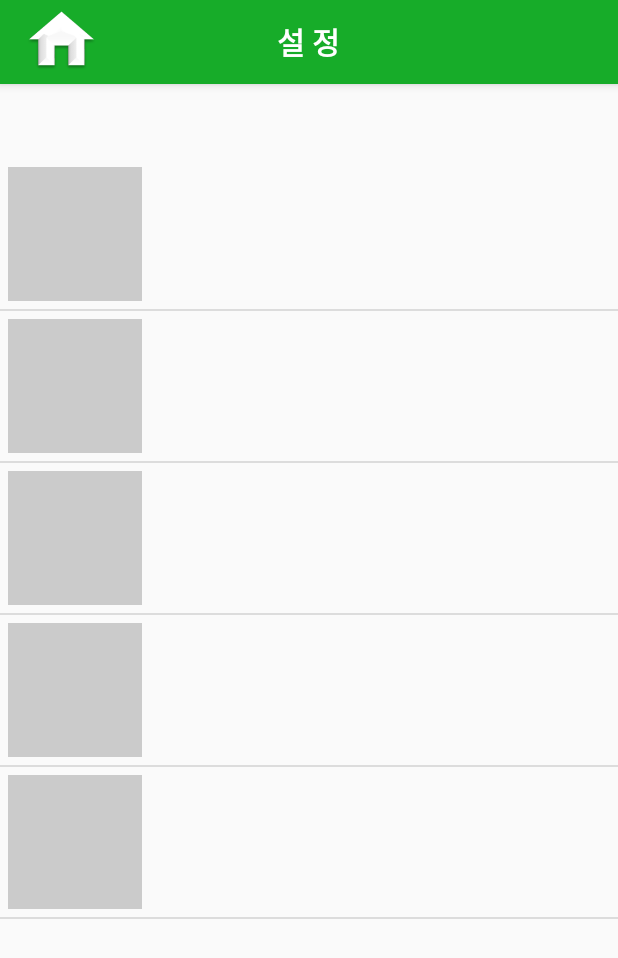
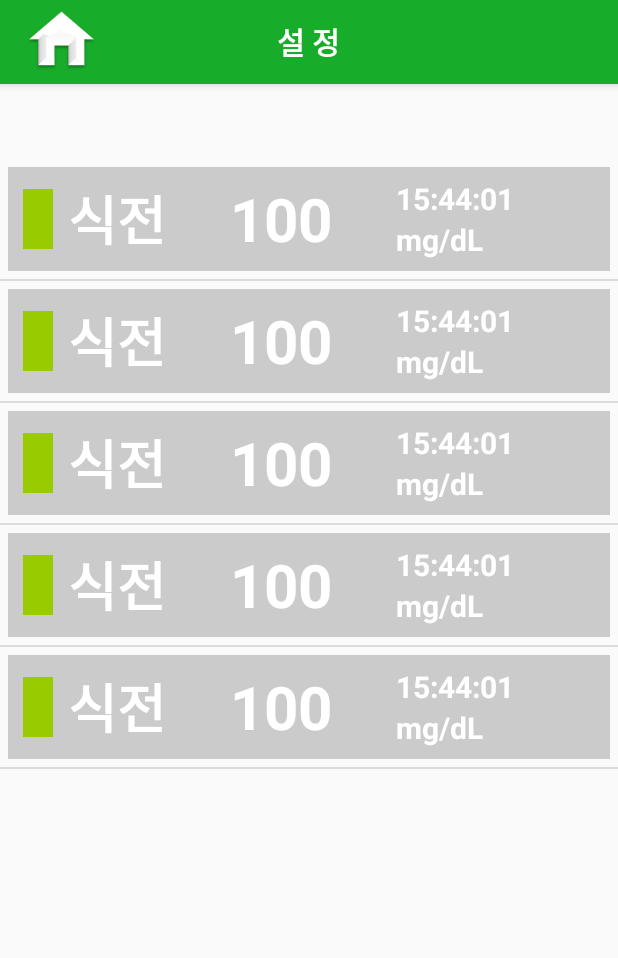
Before and after one commit to wlslrbsl/SugarNote, an Android app: the SettingActivity screen opened directly, with no data from a screen before it, on a phone screen of 412 x 824 dp. Shown: the top 958 px of the screen. Run offline under Robolectric (Android 15) with nearby library versions, the phone set to English and light mode, and no system bars; libraries missing offline, so code that uses them is left out: com.isens.module; 5 statements that could not run were skipped.

Commit message:
default recyclerview implement

```diff
--- a/app/src/main/java/com/isens/sugarnote/MainActivity.java
+++ b/app/src/main/java/com/isens/sugarnote/MainActivity.java
@@ -6,6 +6,7 @@ import android.content.SharedPreferences;
 import android.os.Bundle;
 import android.support.v7.app.AppCompatActivity;
 import android.view.WindowManager;
+import android.widget.Button;
 
 import com.isens.module.bloodglucosemonitor.BgmBootLoader;
 import com.isens.module.bloodglucosemonitor.BloodGlucoseMonitor;
@@ -61,6 +62,9 @@ public class MainActivity extends AppCompatActivity implements FragmentInterActi
         reportGraphFragment = new ReportGraphFragment();
         calendarFragment = new CalendarFragment();
 
+        Button btn = (Button) findViewById(R.id.btn_navi_right);
+
+
         setFrag("HOME");
 
     }
--- a/app/src/main/java/com/isens/sugarnote/ReportChartFragment.java
+++ b/app/src/main/java/com/isens/sugarnote/ReportChartFragment.java
@@ -101,6 +101,8 @@ public class ReportChartFragment extends Fragment implements View.OnClickListene
 
         if (size == 0)
             Toast.makeText(ac, "No Data", Toast.LENGTH_SHORT).show();
+
+        //cursor.moveToFirst();
 
         while (cursor.moveToNext()) {
             read_glucosedb(cursor);
--- a/app/src/main/res/layout/recyclerview_custom.xml
+++ b/app/src/main/res/layout/recyclerview_custom.xml
@@ -1,23 +1,78 @@
 <?xml version="1.0" encoding="utf-8"?>
 <LinearLayout xmlns:android="http://schemas.android.com/apk/res/android"
-    android:layout_width="100dp"
-    android:layout_height="100dp">
+    android:layout_width="match_parent"
+    android:layout_height="80dp">
 
     <LinearLayout
-        android:layout_margin="5dp"
         android:layout_width="match_parent"
         android:layout_height="match_parent"
-        android:gravity="center"
-        android:background="@drawable/state_btn_gray_square">
+        android:layout_margin="5dp"
+        android:background="@drawable/state_btn_gray_square"
+        android:gravity="center_vertical">
+
+        <LinearLayout
+            android:id="@+id/recycler_tag"
+            android:layout_width="20dp"
+            android:layout_height="40dp"
+            android:layout_marginLeft="10dp"
+            android:layout_marginRight="10dp"
+            android:background="@android:color/holo_green_light"
+            android:orientation="horizontal">
+
+        </LinearLayout>
 
         <TextView
-            android:id="@+id/tv_recycler"
-            android:textColor="@android:color/white"
-            android:textSize="20sp"
-            android:textStyle="bold"
+            android:id="@+id/recycler_mealoption"
             android:layout_width="wrap_content"
             android:layout_height="wrap_content"
-            android:gravity="center" />
+            android:gravity="center"
+            android:text="식전"
+            android:textColor="@android:color/white"
+            android:textSize="35sp"
+            android:textStyle="bold" />
+
+        <TextView
+            android:id="@+id/recycler_sugar"
+            android:layout_width="0dp"
+            android:layout_weight="1"
+            android:layout_height="wrap_content"
+            android:layout_marginLeft="5dp"
+            android:layout_marginRight="5dp"
+            android:gravity="center"
+            android:text="100"
+            android:textColor="@android:color/white"
+            android:textSize="40sp"
+            android:textStyle="bold" />
+
+        <LinearLayout
+            android:orientation="vertical"
+            android:layout_width="0dp"
+            android:layout_weight="1"
+            android:layout_height="wrap_content">
+
+            <TextView
+                android:id="@+id/recycler_time"
+
+                android:layout_width="match_parent"
+                android:layout_height="0dp"
+                android:textColor="@android:color/white"
+                android:textSize="20sp"
+                android:textStyle="bold"
+                android:text="15:44:01"
+                android:layout_weight="1"/>
+
+            <TextView
+                android:layout_gravity="center_vertical"
+                android:gravity="center_vertical"
+                android:layout_width="match_parent"
+                android:layout_height="0dp"
+                android:layout_weight="1"
+                android:text="mg/dL"
+                android:textColor="@android:color/white"
+                android:textSize="20sp"
+                android:textStyle="bold" />
+
+        </LinearLayout>
 
     </LinearLayout>
 
```
Also changed, not shown: app/src/main/java/com/isens/sugarnote/CalendarFragment.java (+76 -23 lines), app/src/main/java/com/isens/sugarnote/RecyclerViewAdapter.java (+30 -5 lines), app/src/main/java/com/isens/sugarnote/RecyclerViewAnimation.java (added, +52 -0 lines), app/src/main/java/com/isens/sugarnote/RecyclerViewHolder.java (+9 -2 lines), app/src/main/res/layout/fragment_calendar.xml (+22 -12 lines).
